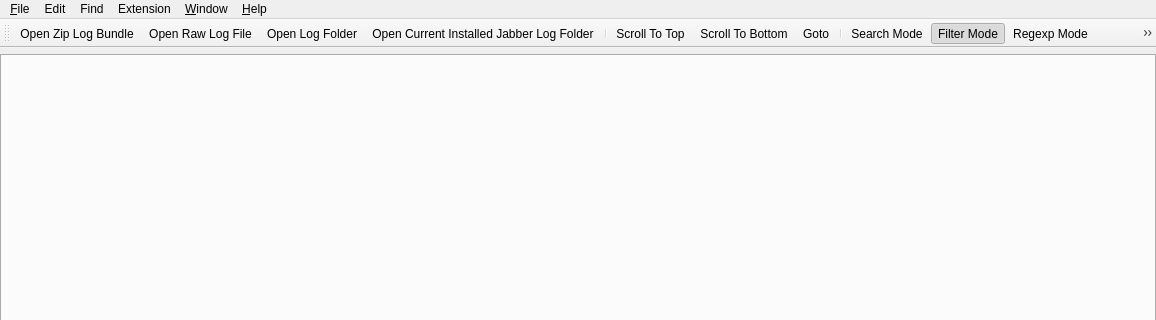
Above: mainwindow.ui from missdeer/cjlv before the change; both pictures show x 0 to 1156 and y 0 to 320 of the 1156 by 704 pixel window. Below: the same form after it.
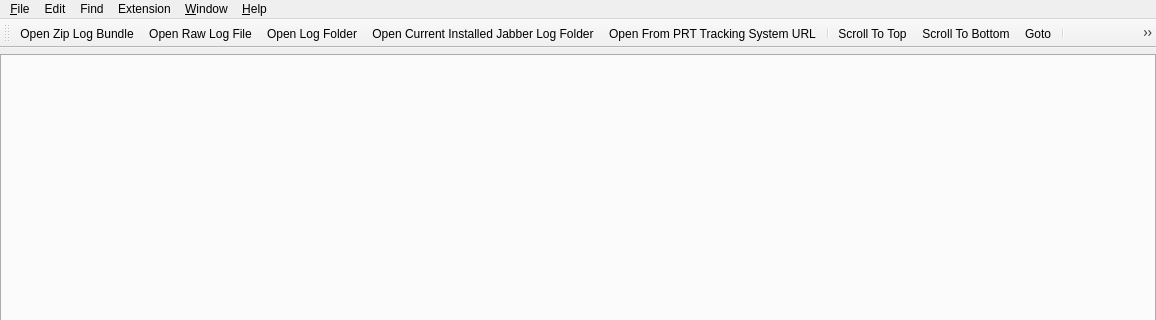
That is the form after the change. Icons and pictures are not drawn. Custom widgets are drawn as their Qt base class.

Commit message: (*)add icon to action

```diff
--- a/mainwindow.ui
+++ b/mainwindow.ui
@@ -192,6 +192,7 @@
    <addaction name="actionOpenRawLogFile"/>
    <addaction name="actionOpenLogFolder"/>
    <addaction name="actionOpenCurrentInstalledJabberLogFolder"/>
+   <addaction name="actionOpenFromPRTTrackingSystemURL"/>
    <addaction name="separator"/>
    <addaction name="actionScrollToTop"/>
    <addaction name="actionScrollToBottom"/>
```
Left out of the diff: 6 changed lines with no effect on the pictures.
